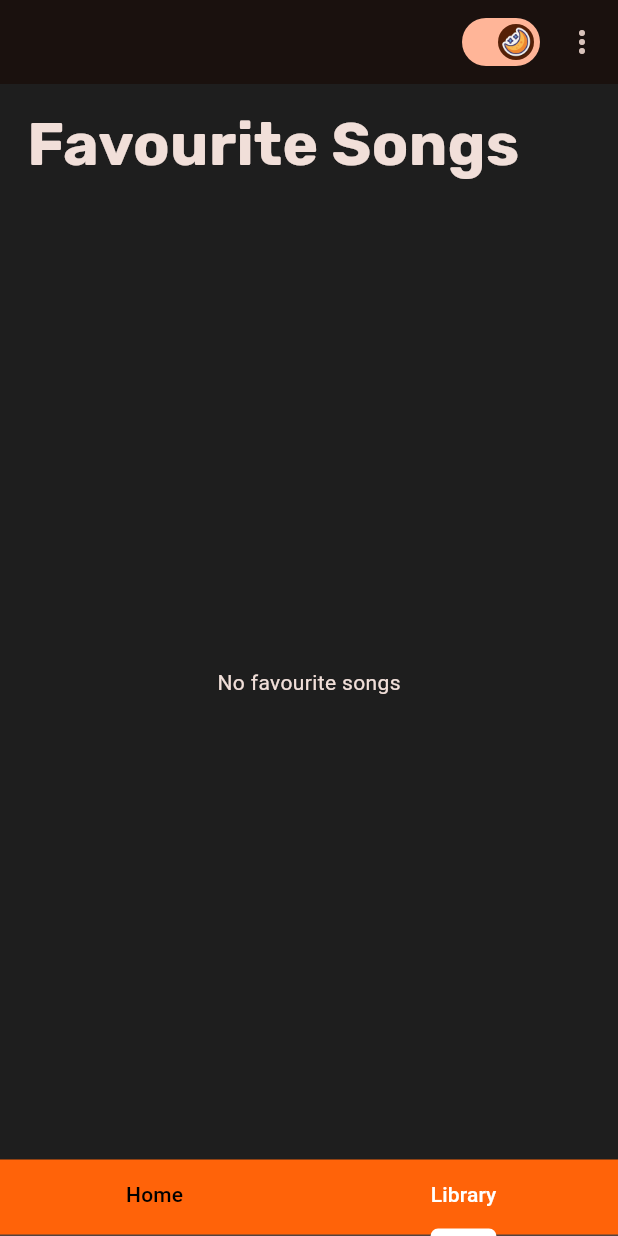
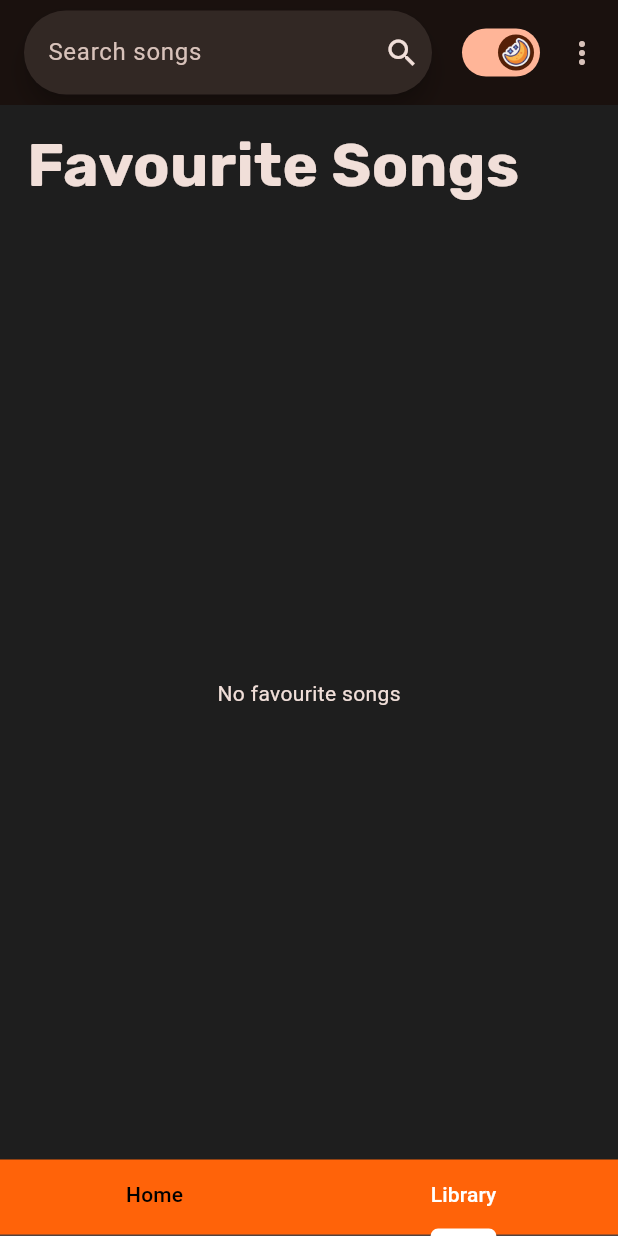
Before and after one commit to kevalvavaliya/music_app, a Flutter app: the screen it shows once a user with an empty profile is signed in, tab 2 chosen, on a phone screen of 412 x 824 dp. Run offline on Flutter 3.47's test engine with Material 3 defaults, Android fonts, the light colour scheme and no system bars; our stand-ins replace audioplayers, cloud_firestore, firebase_auth, firebase_core, firebase_ui_firestore, google_fonts and 2 more; accounts and stored records are empty.

Commit message:
implemented search

```diff
--- a/lib/features/home/domain/song_model.dart
+++ b/lib/features/home/domain/song_model.dart
@@ -5,7 +5,6 @@ class SongModel {
   String musicLink;
   String musicName;
   String artistName;
-  bool isFavourite;
   SongState songState;
   String coverImage;
 
@@ -14,7 +13,6 @@ class SongModel {
     required this.musicName,
     required this.musicLink,
     required this.artistName,
-    this.isFavourite = false,
     this.songState = SongState.stopped,
     required this.coverImage,
   });
@@ -33,7 +31,6 @@ class SongModel {
       musicName: musicName ?? this.musicName,
       musicLink: musicLink ?? this.musicLink,
       artistName: artistName ?? this.artistName,
-      isFavourite: isFavourite ?? this.isFavourite,
       songState: songState ?? this.songState,
       coverImage:coverImage?? this.coverImage,
     );
@@ -61,6 +58,6 @@ class SongModel {
 
   @override
   String toString() {
-    return 'SongModel(musicId: $musicId, musicName: $musicName, musicLink: $musicLink, artistName: $artistName, isFavourite: $isFavourite, songState: $songState coverimage: $coverImage)';
+    return 'SongModel(musicId: $musicId, musicName: $musicName, musicLink: $musicLink, artistName: $artistName, songState: $songState coverimage: $coverImage)';
   }
 }
--- /dev/null
+++ b/lib/features/home/presentation/controller/search_provider.dart
@@ -0,0 +1,14 @@
+import 'package:flutter/foundation.dart';
+
+class SearchProvider extends ChangeNotifier {
+  String _searchKey = "";
+
+  void setSearchKey(String searchKey) {
+    _searchKey = searchKey;
+    notifyListeners();
+  }
+
+  String getSearchKey() {
+    return _searchKey;
+  }
+}
--- a/lib/features/home/presentation/home_screen.dart
+++ b/lib/features/home/presentation/home_screen.dart
@@ -4,6 +4,7 @@ import 'package:music_app/comman/theme/theme_provider.dart';
 import 'package:music_app/comman/util/constants.dart';
 import 'package:music_app/comman/util/custom_snackbar.dart';
 import 'package:music_app/features/authentication/presentation/controller/authentication_provider.dart';
+import 'package:music_app/features/home/presentation/controller/search_provider.dart';
 import 'package:music_app/features/home/presentation/controller/songs_provider.dart';
 import 'package:music_app/features/home/presentation/home_tab_view_screen.dart';
 import 'package:music_app/features/home/presentation/library_tab_view_screen.dart';
@@ -37,12 +38,23 @@ class _HomeScreenState extends State<HomeScreen> with TickerProviderStateMixin {
   Widget build(BuildContext context) {
     return SafeArea(
       child: Scaffold(
-        appBar: AppBar(actions: [
+        appBar: AppBar(
+            toolbarHeight: 70,
+            title: SearchBar(
+              hintText: 'Search songs',
+
+              trailing: const [Icon(Icons.search)],
+              onChanged: (value) {
+                context.read<SearchProvider>().setSearchKey(value);
+              },
+            ),
+            actions: [
               Switch.adaptive(
-            value:
-                ThemeMode.dark == context.watch<ThemeProvider>().getthemeMode(),
+                value: ThemeMode.dark ==
+                    context.watch<ThemeProvider>().getthemeMode(),
                 activeThumbImage: const AssetImage(Constants.DARK_THEME_ICON),
-            inactiveThumbImage: const AssetImage(Constants.LIGHT_THEME_ICON),
+                inactiveThumbImage:
+                    const AssetImage(Constants.LIGHT_THEME_ICON),
                 onChanged: (value) {
                   context.read<ThemeProvider>().toggleThemeMode().then((value) {
                     if (!value) {
@@ -61,7 +73,9 @@ class _HomeScreenState extends State<HomeScreen> with TickerProviderStateMixin {
                           // dispose audio player on logout
                           await context.read<SongsProvider>().softDispose();
                           if (context.mounted) {
-                        await context.read<AuthenticationProvider>().signOut();
+                            await context
+                                .read<AuthenticationProvider>()
+                                .signOut();
                           }
                         }),
                   ];
--- a/lib/main.dart
+++ b/lib/main.dart
@@ -6,6 +6,7 @@ import 'package:music_app/features/authentication/domain/user_model.dart';
 import 'package:music_app/features/authentication/presentation/controller/authentication_provider.dart';
 import 'package:music_app/features/authentication/presentation/controller/user_provider.dart';
 import 'package:music_app/features/authentication/presentation/login_screen.dart';
+import 'package:music_app/features/home/presentation/controller/search_provider.dart';
 import 'package:music_app/features/home/presentation/controller/songs_provider.dart';
 import 'package:music_app/features/home/presentation/home_screen.dart';
 import 'package:music_app/firebase_options.dart';
@@ -51,7 +52,8 @@ class MyApp extends StatelessWidget {
         ),
         ChangeNotifierProvider<SongsProvider>(
           create:(context) =>  SongsProvider(),
-        )
+        ),
+        ChangeNotifierProvider<SearchProvider>(create: (context) => SearchProvider()),
       ],
       child: Consumer<ThemeProvider>(
         builder: (context, themeProvider, child) => MaterialApp(
--- a/pubspec.yaml
+++ b/pubspec.yaml
@@ -39,11 +39,17 @@ dependencies:
   firebase_ui_firestore: ^1.6.2
   audioplayers: ^5.2.1
   shared_preferences: ^2.2.2
+  shimmer: ^3.0.0
+
 
 
 dev_dependencies:
   flutter_test:
     sdk: flutter
+  test:
+  fake_cloud_firestore: ^2.4.8
+  firebase_auth_mocks: ^0.13.0
+
 
   # The "flutter_lints" package below contains a set of recommended lints to
   # encourage good coding practices. The lint set provided by the package is
```
Also changed, not shown: lib/features/home/presentation/home_tab_view_screen.dart (+18 -3 lines), lib/features/home/presentation/song_detail_screen.dart (+31 -9 lines), pubspec.lock, 1 other file. Lines whose indentation alone changed are shown as unchanged.
